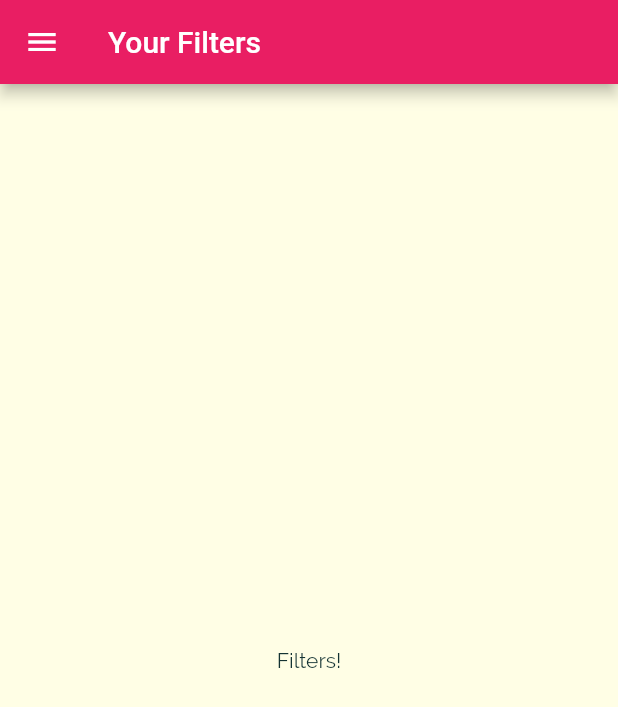
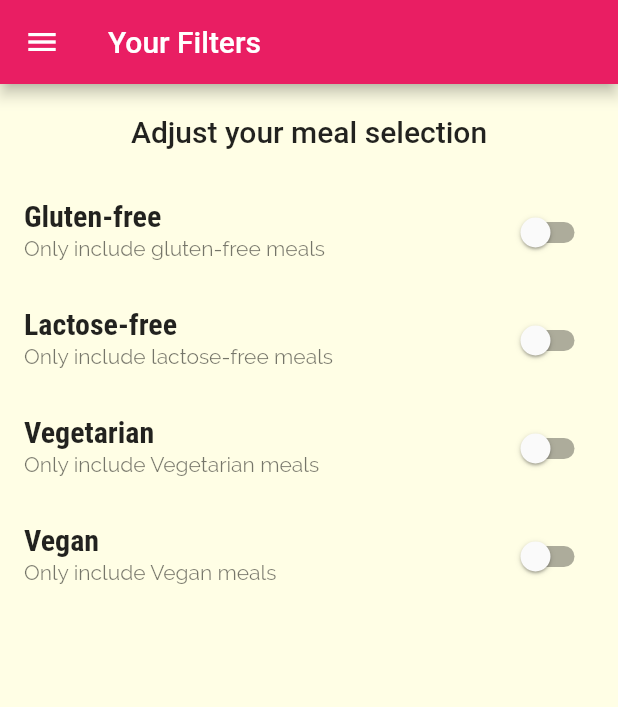
Before and after one commit to HuyMobile/MealsApp, a Flutter app: the FilterSceen screen opened by its route, on a phone screen of 412 x 824 dp. Shown: the top 707 px of the screen. Run offline on Flutter 3.47's test engine with Material 2 defaults, Android fonts, the phone set to English and light mode, and no system bars.

Commit message:
adding Filtering Logic

```diff
--- a/lib/screens/filters_screen.dart
+++ b/lib/screens/filters_screen.dart
@@ -2,18 +2,69 @@ import 'package:appmeals/widgets/main_drawer.dart';
 import 'package:flutter/material.dart';
 
 
-class FilterSceen extends StatelessWidget {
+class FilterSceen extends StatefulWidget {
 
   static const routeName="/filters";
+
+  @override
+  State<FilterSceen> createState() => _FilterSceenState();
+}
+
+class _FilterSceenState extends State<FilterSceen> {
+  bool _glutenFree=false;
+  bool _vegetarian=false;
+  bool _vegan=false;
+  bool _lactoseFree=false;
+
+  Widget _buildSwitchListTitle(String title,String description,
+      bool currentValue, ValueChanged updateValue){
+    return          SwitchListTile(
+      title: Text(title),
+      value:currentValue,
+      subtitle: Text(description),
+      onChanged: updateValue,
+    );
+  }
+
   @override
   Widget build(BuildContext context) {
     return Scaffold(
       appBar: AppBar(title: Text('Your Filters'),),
   drawer: MainDrawer(),
-      body: Center(
-        child: Text("Filters!"),
+      body: Column(
+        children: [
+          Container(
+            padding: EdgeInsets.all(20),
+            child: Text("Adjust your meal selection",
+            style: Theme.of(context).textTheme.titleLarge,),
+          ),
+          Expanded(child: ListView(
+            children: [
+              _buildSwitchListTitle("Gluten-free", "Only include gluten-free meals", _glutenFree, (newValue) {
+                setState((){
+                  _glutenFree=newValue;
+                });
+              }),
+              _buildSwitchListTitle("Lactose-free", "Only include lactose-free meals", _lactoseFree, (newValue) {
+                setState((){
+                  _lactoseFree=newValue;
+                });
+              }),
+              _buildSwitchListTitle("Vegetarian", "Only include Vegetarian meals", _vegetarian, (newValue) {
+                setState((){
+                  _vegetarian=newValue;
+                });
+              }),
+              _buildSwitchListTitle("Vegan", "Only include Vegan meals", _vegan, (newValue) {
+                setState((){
+                  _vegan=newValue;
+                });
+              })
 
-      ),
+            ],
+          ),),
+        ],
+      )
     );
   }
 }
```
